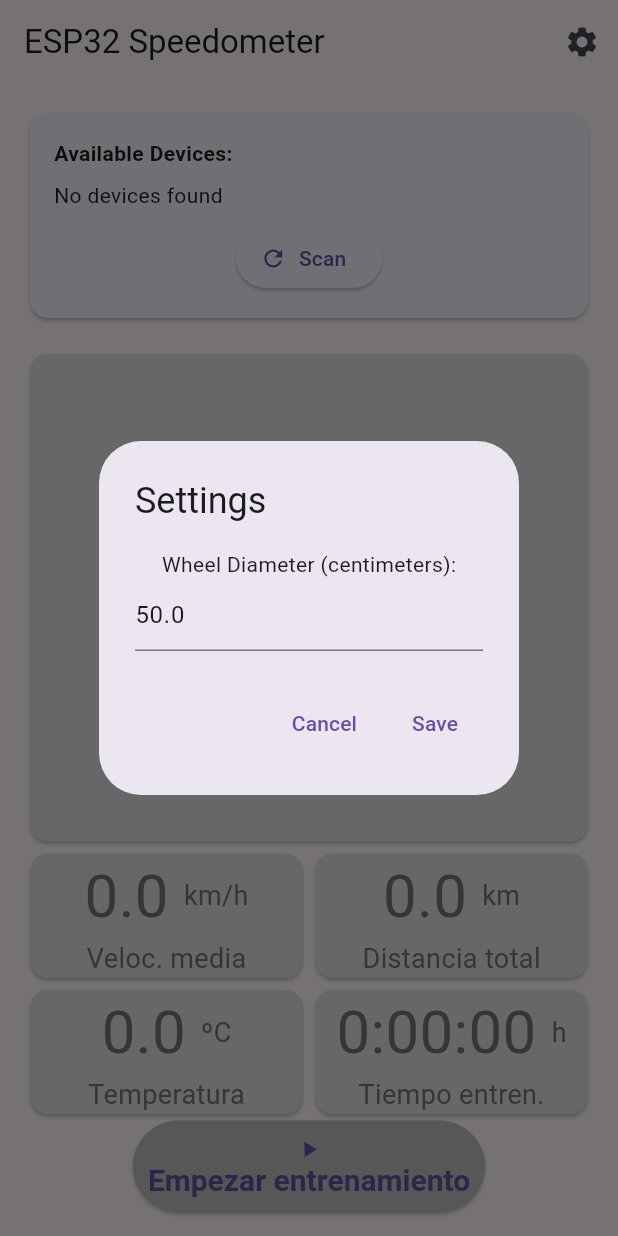
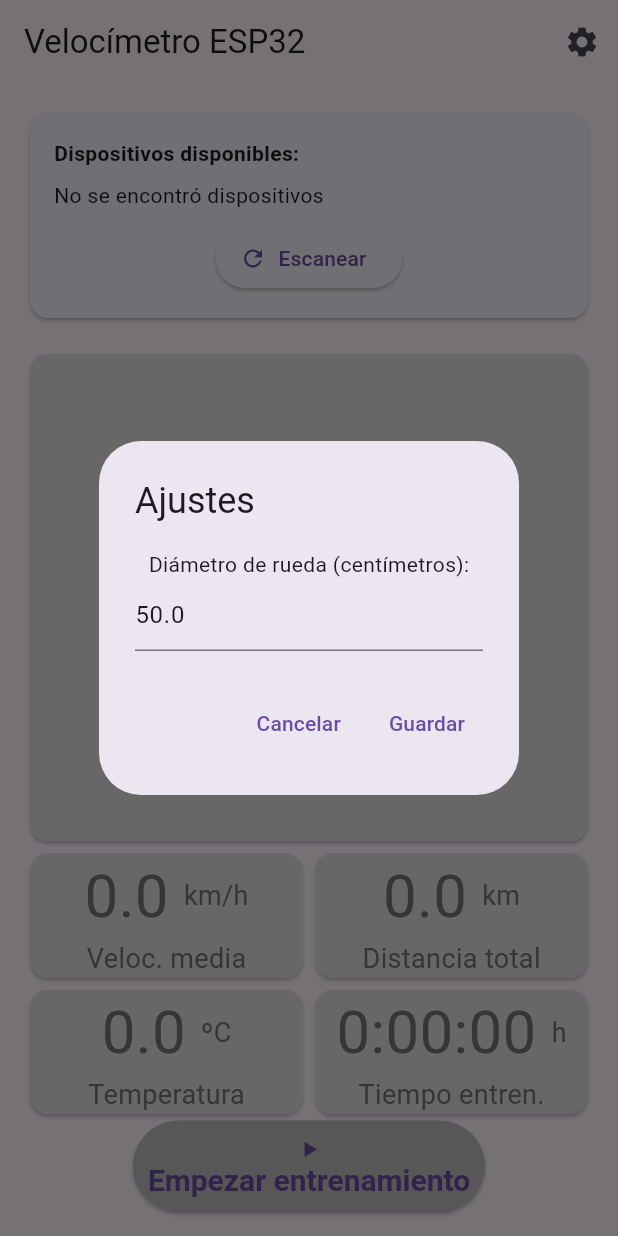
Before and after one commit to DCid100461424/velocimetroas, a Flutter app: the screen it shows after launch, after a tap on the "settings" icon, on a phone screen of 412 x 824 dp. Run offline on Flutter 3.47's test engine with Material 3 defaults, Android fonts, the phone set to English and light mode, and no system bars; our stand-ins replace flutter_blue_plus; missing offline and left inert: status_alert.

Commit message:
Traducido todo el texto de la aplicación a español.

```diff
--- a/lib/main.dart
+++ b/lib/main.dart
@@ -19,7 +19,7 @@ class MyApp extends StatelessWidget {
     return ChangeNotifierProvider(
       create: (context) => MyAppState(),
       child: MaterialApp(
-        title: 'ESP32 Speedometer',
+        title: 'Velocímetro ESP32',
         theme: ThemeData(
           useMaterial3: true,
           primarySwatch: Colors.blue,
@@ -32,7 +32,7 @@ class MyApp extends StatelessWidget {
 
 
 class MyAppState extends ChangeNotifier {
-  var stateMsg = "Bluetooth is not available on this device";
+  var stateMsg = "Bluetooth no está disponible en este dispositivo";
 
   void changeBluetoothStateMsg(String msg){
     stateMsg = msg;
@@ -80,7 +80,7 @@ class _SpeedometerScreenState extends State<SpeedometerScreen> {
   Widget build(BuildContext context) {
     return Scaffold(
       appBar: AppBar(
-        title: const Text('ESP32 Speedometer'),
+        title: const Text('Velocímetro ESP32'),
         actions: [
           IconButton(
             icon: const Icon(Icons.settings),
@@ -111,7 +111,7 @@ class _SpeedometerScreenState extends State<SpeedometerScreen> {
         child: connectedDevice != null
             ? ListTile(
           title: Text(
-            'Connected to: ${connectedDevice!.platformName}',
+            'Conectado a: ${connectedDevice!.platformName}',
             style: const TextStyle(fontWeight: FontWeight.bold),
           ),
         )
@@ -119,12 +119,12 @@ class _SpeedometerScreenState extends State<SpeedometerScreen> {
           crossAxisAlignment: CrossAxisAlignment.start,
           children: [
             const Text(
-              'Available Devices:',
+              'Dispositivos disponibles:',
               style: TextStyle(fontWeight: FontWeight.bold),
             ),
             const SizedBox(height: 8.0),
             isConnecting? const Center(child: CircularProgressIndicator())
-                : scanResults.isEmpty? const Text('No devices found')
+                : scanResults.isEmpty? const Text('No se encontró dispositivos')
                 : ListView.builder(
               shrinkWrap: true,
               itemCount: scanResults.length,
@@ -133,7 +133,7 @@ class _SpeedometerScreenState extends State<SpeedometerScreen> {
                 return ListTile(
                   title: Text(result.device.platformName.isNotEmpty
                       ? result.device.platformName
-                      : 'Unknown Device'),
+                      : 'Dispositivo desconocido'),
                   subtitle: Text(result.device.remoteId.toString()),
                   onTap: () => connectToDevice(result.device),
                 );
@@ -152,7 +152,7 @@ class _SpeedometerScreenState extends State<SpeedometerScreen> {
                   ),
                 )
                     : const Icon(Icons.refresh),
-                label: Text(isScanning ? 'Scanning...' : 'Scan'),
+                label: Text(isScanning ? 'Escaneando...' : 'Escanear'),
                 onPressed: isScanning ? null : startScan,
               ),
             ),
@@ -291,8 +291,6 @@ class _SpeedometerScreenState extends State<SpeedometerScreen> {
         showStatusAlert(context, 'Error mandando señal al microcontrolador: $e');
       }
     }
-
-
   }
 
 
@@ -327,12 +325,12 @@ class _SpeedometerScreenState extends State<SpeedometerScreen> {
       builder: (context) {
         String auxDiameter = wheelDiameter.toString();
         return AlertDialog(
-          title: const Text('Settings'),
+          title: const Text('Ajustes'),
           content: Column(
             mainAxisSize: MainAxisSize.min,
             children: [
 
-              const Text('Wheel Diameter (centimeters):'),
+              const Text('Diámetro de rueda (centímetros):'),
               TextFormField(
                 initialValue: wheelDiameter.toString(),
                 keyboardType: TextInputType.number,
@@ -349,7 +347,7 @@ class _SpeedometerScreenState extends State<SpeedometerScreen> {
               onPressed: () {
                 Navigator.of(context).pop();
               },
-              child: const Text('Cancel'),
+              child: const Text('Cancelar'),
             ),
             TextButton(
               onPressed: () async {
@@ -359,14 +357,14 @@ class _SpeedometerScreenState extends State<SpeedometerScreen> {
                     wheelDiameter = newDiameter;
                   });
                 } catch (e) {
-                  showStatusAlert(context, "Error parsing diameter: $e");
+                  showStatusAlert(context, "Error leyendo diámetro: $e");
                   ScaffoldMessenger.of(context).showSnackBar(
-                    const SnackBar(content: Text("Invalid diameter value")),
+                    const SnackBar(content: Text("Valor de diámetro no válido")),
                   );
                 }
                 Navigator.of(context).pop();
               },
-              child: const Text('Save'),
+              child: const Text('Guardar'),
             ),
           ],
         );
@@ -383,13 +381,13 @@ class _SpeedometerScreenState extends State<SpeedometerScreen> {
     try {
       // Comprobar si Bluetooth está disponible
       if (await FlutterBluePlus.isSupported == false) {
-        showStatusAlert(context, "Bluetooth is not available on this device");
+        showStatusAlert(context, "Bluetooth no está disponible en este dispositivo");
         return;
       }
 
       // Comprobar si Bluetooth está encendido
       if (await FlutterBluePlus.adapterState.first == BluetoothAdapterState.on) {
-        showStatusAlert(context, "Bluetooth is turned off");
+        showStatusAlert(context, "Bluetooth está apagado");
         // En Android, podemos pedir al usuario que encienda Bluetooth
         await FlutterBluePlus.turnOn();
       }
@@ -397,7 +395,7 @@ class _SpeedometerScreenState extends State<SpeedometerScreen> {
       // Ahora que hemos comprobado que Bluetooth está encendido, podemos emepzar a escanear
       startScan();
     } catch (e) {
-      showStatusAlert(context, "Error initializing Bluetooth: $e");
+      showStatusAlert(context, "Error inicializando Bluetooth: $e");
     }
   }
 
@@ -421,7 +419,7 @@ class _SpeedometerScreenState extends State<SpeedometerScreen> {
             });
           },
           onError: (e) {
-            showStatusAlert(context, "Scan error: $e");
+            showStatusAlert(context, "Error de escaneo: $e");
             setState(() {
               isScanning = false;
             });
@@ -435,7 +433,7 @@ class _SpeedometerScreenState extends State<SpeedometerScreen> {
         isScanning = false;
       });
     } catch (e) {
-      showStatusAlert(context, "Error starting scan: $e");
+      showStatusAlert(context, "Error empezando el escaneo: $e");
       setState(() {
         isScanning = false;
       });
@@ -452,7 +450,7 @@ class _SpeedometerScreenState extends State<SpeedometerScreen> {
     try {
       await FlutterBluePlus.stopScan();
     } catch (e) {
-      showStatusAlert(context, "Error stopping scan: $e");
+      showStatusAlert(context, "Error parando el escaneo: $e");
     }
 
     try {
@@ -472,7 +470,7 @@ class _SpeedometerScreenState extends State<SpeedometerScreen> {
             }
           },
           onError: (e) {
-            showStatusAlert(context, "Connection state error: $e");
+            showStatusAlert(context, "Error de estado de conexión: $e");
             setState(() {
               isConnecting = false;
             });
@@ -513,12 +511,12 @@ class _SpeedometerScreenState extends State<SpeedometerScreen> {
                           currentSpeed = speedValue;
                         });
                       } catch (e) {
-                        showStatusAlert(context, "Error parsing speed data: $e");
+                        showStatusAlert(context, "Error leyendo datos de velocidad: $e");
                       }
                     }
                   },
                   onError: (e) {
-                    showStatusAlert(context, "Characteristic notification error: $e");
+                    showStatusAlert(context, "Error de Característica de notificación: $e");
                   }
               );
             }
@@ -536,12 +534,12 @@ class _SpeedometerScreenState extends State<SpeedometerScreen> {
                       avgSpeed = avgspeedValue;
                     });
                   } catch (e) {
-                    showStatusAlert(context, "Error parsing speed data: $e");
+                    showStatusAlert(context, "Error leyendo datos de velocidad media: $e");
                   }
                 }
               },
                   onError: (e) {
-                    showStatusAlert(context, "Characteristic notification error: $e");
+                    showStatusAlert(context, "Error de Característica de notificación: $e");
                   }
               );
             }
@@ -559,12 +557,12 @@ class _SpeedometerScreenState extends State<SpeedometerScreen> {
                       totalDistance = distanceValue;
                     });
                   } catch (e) {
-                    showStatusAlert(context, "Error parsing distance data: $e");
+                    showStatusAlert(context, "Error leyendo datos de distancia: $e");
                   }
                 }
               },
                   onError: (e) {
-                    showStatusAlert(context, "Characteristic notification error: $e");
+                    showStatusAlert(context, "Error de Característica de notificación: $e");
                   }
               );
             }
@@ -582,12 +580,12 @@ class _SpeedometerScreenState extends State<SpeedometerScreen> {
                       currentTemp = tempValue;
                     });
                   } catch (e) {
-                    showStatusAlert(context, "Error parsing temperature data: $e");
+                    showStatusAlert(context, "Error leyendo datos de temperatura: $e");
                   }
                 }
               },
                   onError: (e) {
-                    showStatusAlert(context, "Characteristic notification error: $e");
+                    showStatusAlert(context, "Error de Característica de notificación: $e");
                   }
               );
             }
@@ -605,7 +603,7 @@ class _SpeedometerScreenState extends State<SpeedometerScreen> {
       });
 
     } catch (e) {
-      showStatusAlert(context, 'Error connecting to device: $e');
+      showStatusAlert(context, 'Error conectando al dispositivo: $e');
       setState(() {
         isConnecting = false;
       });
@@ -619,7 +617,7 @@ class _SpeedometerScreenState extends State<SpeedometerScreen> {
       try {
         await connectedDevice!.disconnect();
       } catch (e) {
-        showStatusAlert(context, "Error disconnecting: $e");
+        showStatusAlert(context, "Error en la desconexión: $e");
       }
 
       setState(() {
```
